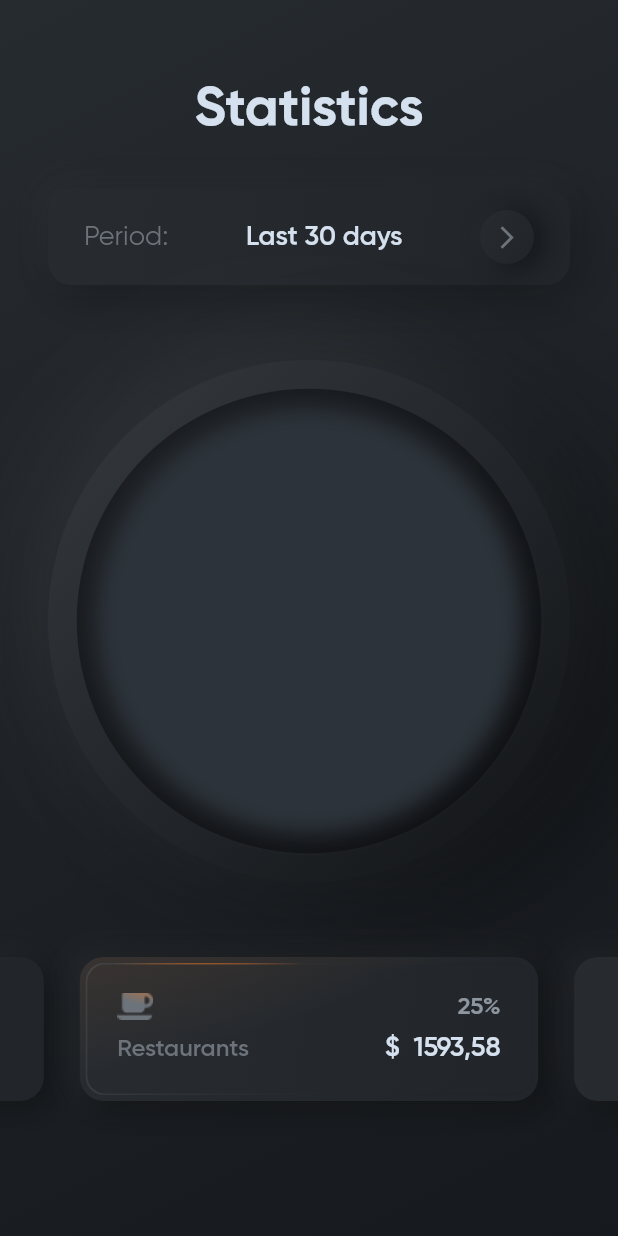
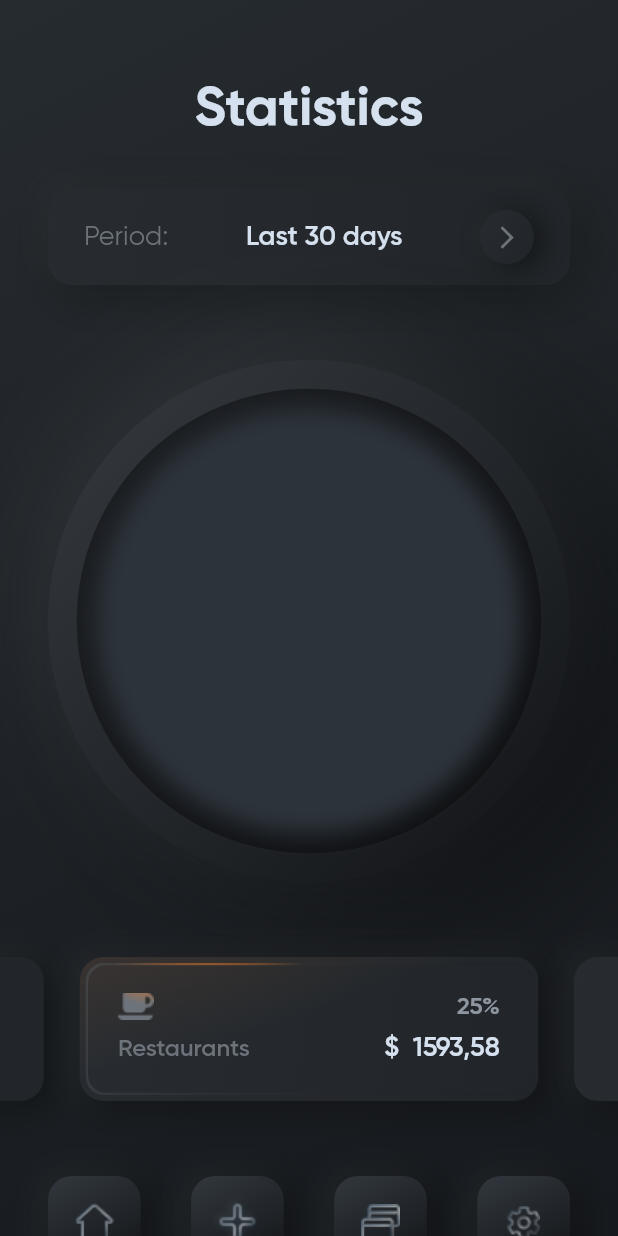
Before and after one commit to Sveta-K13/skeuomorph_mobile_banking, a Flutter app: the screen it shows after launch, on a phone screen of 412 x 824 dp. Run offline on Flutter 3.47's test engine with Material 2 defaults, Android fonts, the phone set to English and light mode, and no system bars; statements that could not run were skipped.

Commit message:
bottom buttons

```diff
--- a/lib/screens/statistics_screen.dart
+++ b/lib/screens/statistics_screen.dart
@@ -2,6 +2,18 @@ import 'package:flutter/material.dart';
 import 'package:skeuomorph_mobile_banking/widgets/category_card.dart';
 import 'package:skeuomorph_mobile_banking/widgets/period_card.dart';
 import 'package:skeuomorph_mobile_banking/widgets/pie_chart.dart';
+import 'package:skeuomorph_mobile_banking/widgets/sk_button.dart';
+
+const iconsUrl = {
+  'house': 'assets/images/house_def.png',
+  'house_pressed': 'assets/images/house_pressed.png',
+  'cross': 'assets/images/cross_def.png',
+  'cross_pressed': 'assets/images/cross_pressed.png',
+  'cards': 'assets/images/cards_def.png',
+  'cards_pressed': 'assets/images/cards_pressed.png',
+  'settings': 'assets/images/settings.png',
+  'settings_pressed': 'assets/images/settings_pressed.png',
+};
 
 class StatisticsScreen extends StatelessWidget {
   final String title;
@@ -41,7 +53,9 @@ class StatisticsScreen extends StatelessWidget {
             ),
           ),
         ),
-        body: Column(
+        body: SingleChildScrollView(
+          //physics: NeverScrollableScrollPhysics(),
+          child: Column(
             children: [
               Padding(
                 padding: const EdgeInsets.only(
@@ -60,6 +74,7 @@ class StatisticsScreen extends StatelessWidget {
               //CategoryCard(),
               _buildCarousel(context, 2),
             ],
+          ),
         ),
       ),
     );
@@ -93,7 +108,31 @@ class StatisticsScreen extends StatelessWidget {
               _buildCarouselItem(WideCard()),
             ],
           ),
-        )
+        ),
+        Padding(
+          padding: const EdgeInsets.symmetric(horizontal: 32.0),
+          child: Row(
+            mainAxisAlignment: MainAxisAlignment.spaceBetween,
+            children: [
+              SkButton(
+                child: Image.asset(iconsUrl['house']),
+                pressedChild: Image.asset(iconsUrl['house_pressed']),
+              ),
+              SkButton(
+                child: Image.asset(iconsUrl['cross']),
+                pressedChild: Image.asset(iconsUrl['cross_pressed']),
+              ),
+              SkButton(
+                child: Image.asset(iconsUrl['cards']),
+                pressedChild: Image.asset(iconsUrl['cards_pressed']),
+              ),
+              SkButton(
+                child: Image.asset(iconsUrl['settings']),
+                pressedChild: Image.asset(iconsUrl['settings_pressed']),
+              ),
+            ],
+          ),
+        ),
       ],
     );
   }
@@ -101,7 +140,6 @@ class StatisticsScreen extends StatelessWidget {
   Widget _buildCarouselItem(Widget widget) {
     return Container(
       padding: EdgeInsets.symmetric(vertical: 50, horizontal: 12),
-      //margin: EdgeInsets.symmetric(horizontal: 12),
       child: widget,
     );
   }
--- a/lib/widgets/category_card.dart
+++ b/lib/widgets/category_card.dart
@@ -8,9 +8,7 @@ class WideCard extends StatelessWidget {
 
   @override
   Widget build(BuildContext context) {
-    final screenSize = MediaQuery.of(context).size;
     return Container(
-      width: screenSize.width - 84,
       decoration: BoxDecoration(
         borderRadius: BorderRadius.circular(16),
         gradient: linearGradient,
@@ -79,7 +77,7 @@ class CategoryCard extends StatelessWidget {
           ),
         ),
         child: Container(
-          padding: EdgeInsets.all(1.0),
+          padding: EdgeInsets.all(1.5),
           decoration: BoxDecoration(
             borderRadius: BorderRadius.circular(12),
             gradient: RadialGradient(
--- /dev/null
+++ b/lib/widgets/sk_button.dart
@@ -0,0 +1,98 @@
+import 'package:flutter/material.dart';
+
+class SkButton extends StatefulWidget {
+  final Widget child;
+  final Widget pressedChild;
+
+  const SkButton({Key key, this.pressedChild, this.child})
+      : assert(child != null),
+        assert(pressedChild != null),
+        super(key: key);
+
+  @override
+  _SkButtonState createState() => _SkButtonState();
+}
+
+class _SkButtonState extends State<SkButton> {
+  bool isPressed;
+
+  @override
+  void initState() {
+    isPressed = false;
+    super.initState();
+  }
+
+  void _pressButton() {
+    setState(() {
+      isPressed = !isPressed;
+    });
+  }
+
+  @override
+  Widget build(BuildContext context) {
+    final width = MediaQuery.of(context).size.width * 0.15;
+    final pressedButton = Container(
+      width: width,
+      height: width,
+      padding: EdgeInsets.all(1.5),
+      decoration: BoxDecoration(
+        color: Colors.grey,
+        borderRadius: BorderRadius.circular(17),
+        gradient: LinearGradient(
+          begin: Alignment(-3, -2),
+          end: Alignment(5, 1),
+          colors: [
+            Color(0xFFC8D5E1).withOpacity(1.0),
+            Colors.black.withOpacity(0),
+          ],
+        ),
+      ),
+      child: Container(
+        decoration: BoxDecoration(
+          borderRadius: BorderRadius.circular(16),
+          gradient: LinearGradient(
+            begin: Alignment.bottomRight,
+            end: Alignment.center,
+            colors: [
+              Color(0xFF2C333A),
+              Color(0xFF121416),
+            ],
+          ),
+        ),
+        child: widget.pressedChild,
+      ),
+    );
+    final defaultButton = Container(
+      width: width,
+      height: width,
+      decoration: BoxDecoration(
+        borderRadius: BorderRadius.circular(16),
+        gradient: LinearGradient(
+          begin: Alignment.topLeft,
+          end: Alignment.bottomCenter,
+          colors: [
+            Color(0xFF32383E),
+            Color(0xFF17191C),
+          ],
+        ),
+        boxShadow: [
+          BoxShadow(
+            offset: Offset(-4, -2),
+            blurRadius: 16,
+            color: Color(0xFFC3C8CD).withOpacity(0.09),
+          ),
+          BoxShadow(
+            offset: Offset(4, 4),
+            blurRadius: 18,
+            color: Colors.black.withOpacity(0.5),
+          ),
+        ],
+      ),
+      child: widget.child,
+    );
+    return GestureDetector(
+      onTap: () => _pressButton(),
+      child: isPressed ? pressedButton : defaultButton,
+    );
+  }
+}
```
Also changed, not shown: pubspec.yaml (+8 -0 lines), assets/images/cards_def.png (added), assets/images/cards_pressed.png (added), assets/images/cross_def.png (added), assets/images/cross_pressed.png (added), assets/images/house_def.png (added), assets/images/house_pressed.png (added), assets/images/settings.png (added), assets/images/settings_pressed.png (added). Lines whose indentation alone changed are shown as unchanged.
